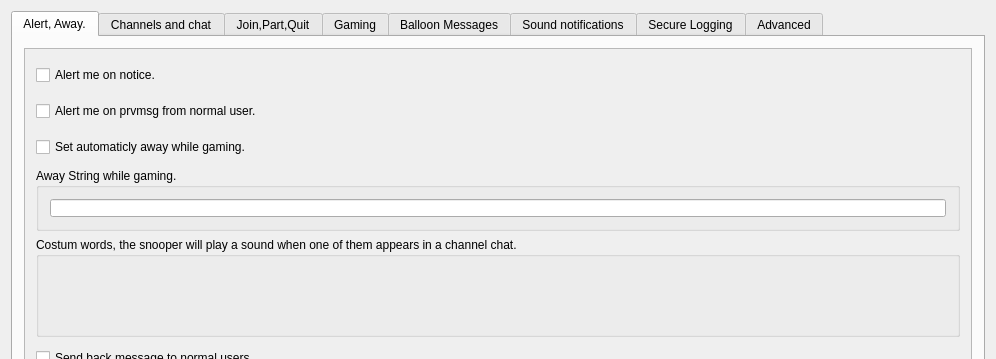
First picture: the form in trunk/src/wormnet/settingswindow.ui, repository svn2github/twsoldunsupported, before the edit; both pictures show x 0 to 996 and y 0 to 359 of the 996 by 568 pixel window.
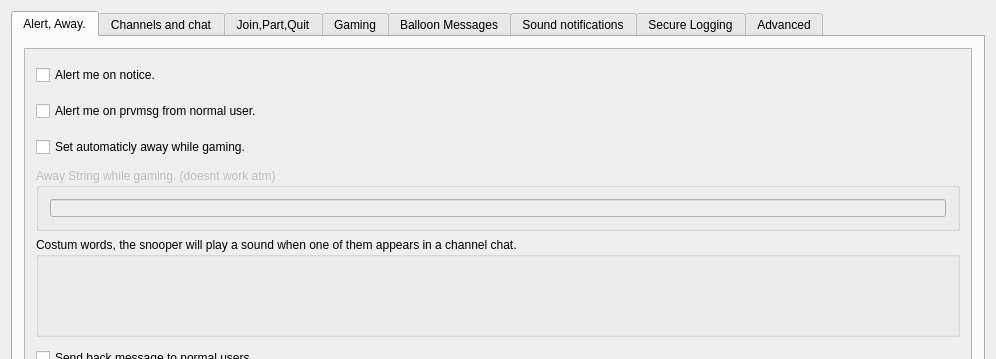
Second picture: the form after the edit. The open tabs and pages were chosen to show the change.

The edit to the form file:
```diff
--- a/trunk/src/wormnet/settingswindow.ui
+++ b/trunk/src/wormnet/settingswindow.ui
@@ -41,8 +41,8 @@
                <rect>
                 <x>0</x>
                 <y>0</y>
-                <width>473</width>
-                <height>438</height>
+                <width>948</width>
+                <height>469</height>
                </rect>
               </property>
               <layout class="QHBoxLayout" name="horizontalLayout_28">
@@ -98,6 +98,9 @@
                  </item>
                  <item>
                   <widget class="QGroupBox" name="groupBox_5">
+                   <property name="enabled">
+                    <bool>false</bool>
+                   </property>
                    <property name="minimumSize">
                     <size>
                      <width>0</width>
@@ -111,7 +114,7 @@
                     </size>
                    </property>
                    <property name="title">
-                    <string>Away String while gaming.</string>
+                    <string>Away String while gaming. (doesnt work atm)</string>
                    </property>
                    <layout class="QHBoxLayout" name="horizontalLayout_7">
                     <item>
```
Left out of the diff: 6 changed lines with no effect on the pictures.
